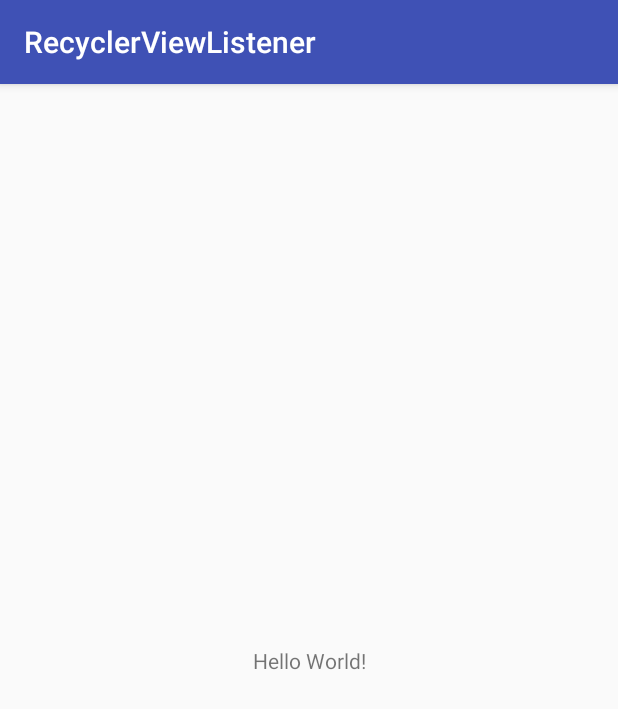
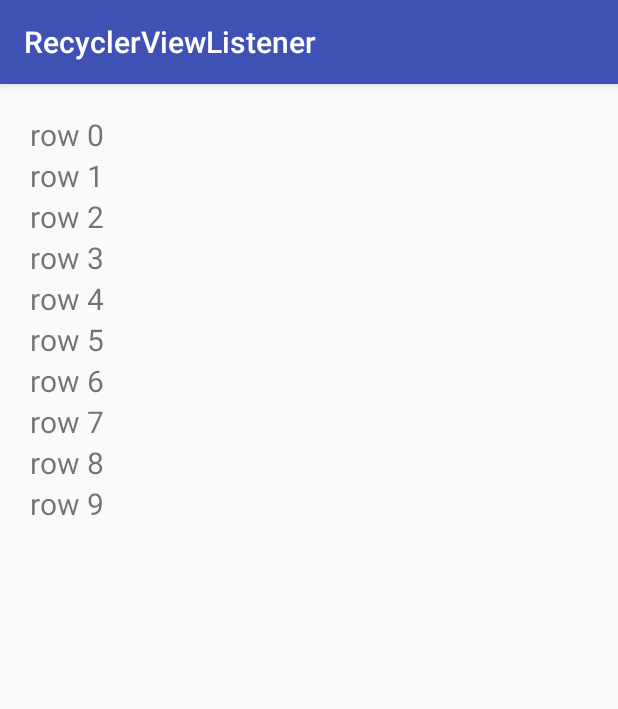
Before and after one commit to shuza/RecyclerView-Listener, an Android app: the screen it shows after launch (MainActivity), on a phone screen of 412 x 824 dp. Shown: the top 709 px of the screen. Run offline under Robolectric (Android 15) with nearby library versions, the phone set to English and light mode, and no system bars.

Commit message:
library example added

```diff
--- a/app/build.gradle
+++ b/app/build.gradle
@@ -26,5 +26,6 @@ dependencies {
     })
     compile 'com.android.support:appcompat-v7:25.3.0'
     compile 'com.android.support.constraint:constraint-layout:1.0.0-alpha8'
+    compile 'com.github.shuza:RecyclerView-Listener:0.1.0'
     testCompile 'junit:junit:4.12'
 }
--- a/app/src/main/java/makrosh/shuza/recyclerviewlistener/MainActivity.java
+++ b/app/src/main/java/makrosh/shuza/recyclerviewlistener/MainActivity.java
@@ -2,12 +2,40 @@ package makrosh.shuza.recyclerviewlistener;
 
 import android.support.v7.app.AppCompatActivity;
 import android.os.Bundle;
+import android.support.v7.widget.LinearLayoutManager;
+import android.support.v7.widget.RecyclerView;
+import android.widget.Toast;
 
-public class MainActivity extends AppCompatActivity {
+import java.util.ArrayList;
+
+import makrosh.shuza.recyclerlibrary.RecyclerClickListener;
+
+public class MainActivity extends AppCompatActivity implements RecyclerClickListener {
+    private RecyclerView rvList;
 
     @Override
     protected void onCreate(Bundle savedInstanceState) {
         super.onCreate(savedInstanceState);
         setContentView(R.layout.activity_main);
+        rvList = (RecyclerView) findViewById(R.id.rvList);
+        rvList.setLayoutManager(new LinearLayoutManager(this));
+
+        ArrayList<String> names = new ArrayList<String>();
+        for (int i = 0; i < 10; i++) {
+            names.add("row " + i);
+        }
+
+        MyAdapter adapter = new MyAdapter(this, R.layout.list_item, names);
+        rvList.setAdapter(adapter);
+    }
+
+    @Override
+    public void onRowClickListener(int position) {
+        Toast.makeText(this, position + " clicked", Toast.LENGTH_SHORT).show();
+    }
+
+    @Override
+    public void onRowLongClickListener(int position) {
+        Toast.makeText(this, position + " long clicked", Toast.LENGTH_SHORT).show();
     }
 }
--- /dev/null
+++ b/app/src/main/java/makrosh/shuza/recyclerviewlistener/MyAdapter.java
@@ -0,0 +1,29 @@
+package makrosh.shuza.recyclerviewlistener;
+
+import java.util.ArrayList;
+
+import makrosh.shuza.recyclerlibrary.RecyclerClickListener;
+import makrosh.shuza.recyclerlibrary.RootAdapter;
+
+/**
+ * Created by Boka on 06-Apr-17.
+ */
+
+public class MyAdapter extends RootAdapter<MyViewHolder> {
+    private ArrayList<String> data;
+
+    public MyAdapter(RecyclerClickListener listener, int mLayout, ArrayList<String> date) {
+        super(listener, mLayout, MyViewHolder.class);
+        this.data = date;
+    }
+
+    @Override
+    public void bindView(MyViewHolder holder, int position) {
+        holder.tvRowMsg.setText(data.get(position));
+    }
+
+    @Override
+    public int getRowCount() {
+        return data.size();
+    }
+}
--- /dev/null
+++ b/app/src/main/java/makrosh/shuza/recyclerviewlistener/MyViewHolder.java
@@ -0,0 +1,19 @@
+package makrosh.shuza.recyclerviewlistener;
+
+import android.view.View;
+import android.widget.TextView;
+
+import makrosh.shuza.recyclerlibrary.RootViewHolder;
+
+/**
+ * Created by Boka on 06-Apr-17.
+ */
+
+public class MyViewHolder extends RootViewHolder {
+    public TextView tvRowMsg;
+
+    public MyViewHolder(View itemView) {
+        super(itemView);
+        tvRowMsg = (TextView) itemView.findViewById(R.id.tvRowMessage);
+    }
+}
--- a/app/src/main/res/layout/activity_main.xml
+++ b/app/src/main/res/layout/activity_main.xml
@@ -1,18 +1,16 @@
 <?xml version="1.0" encoding="utf-8"?>
-<android.support.constraint.ConstraintLayout xmlns:android="http://schemas.android.com/apk/res/android"
+<LinearLayout xmlns:android="http://schemas.android.com/apk/res/android"
     xmlns:app="http://schemas.android.com/apk/res-auto"
     xmlns:tools="http://schemas.android.com/tools"
     android:layout_width="match_parent"
     android:layout_height="match_parent"
+    android:orientation="vertical"
+    android:layout_margin="20dp"
     tools:context="makrosh.shuza.recyclerviewlistener.MainActivity">
 
-    <TextView
-        android:layout_width="wrap_content"
-        android:layout_height="wrap_content"
-        android:text="Hello World!"
-        app:layout_constraintBottom_toBottomOf="parent"
-        app:layout_constraintLeft_toLeftOf="parent"
-        app:layout_constraintRight_toRightOf="parent"
-        app:layout_constraintTop_toTopOf="parent" />
+    <android.support.v7.widget.RecyclerView
+        android:id="@+id/rvList"
+        android:layout_width="match_parent"
+        android:layout_height="match_parent" />
 
-</android.support.constraint.ConstraintLayout>
+</LinearLayout>
--- /dev/null
+++ b/app/src/main/res/layout/list_item.xml
@@ -0,0 +1,13 @@
+<?xml version="1.0" encoding="utf-8"?>
+<LinearLayout xmlns:android="http://schemas.android.com/apk/res/android"
+    android:layout_width="match_parent"
+    android:layout_height="wrap_content"
+    android:orientation="vertical">
+
+    <TextView
+        android:id="@+id/tvRowMessage"
+        android:layout_width="match_parent"
+        android:layout_height="wrap_content"
+        android:textSize="20sp" />
+
+</LinearLayout>
--- a/build.gradle
+++ b/build.gradle
@@ -15,6 +15,7 @@ buildscript {
 allprojects {
     repositories {
         jcenter()
+        maven { url 'https://jitpack.io' }
     }
 }
 
```
